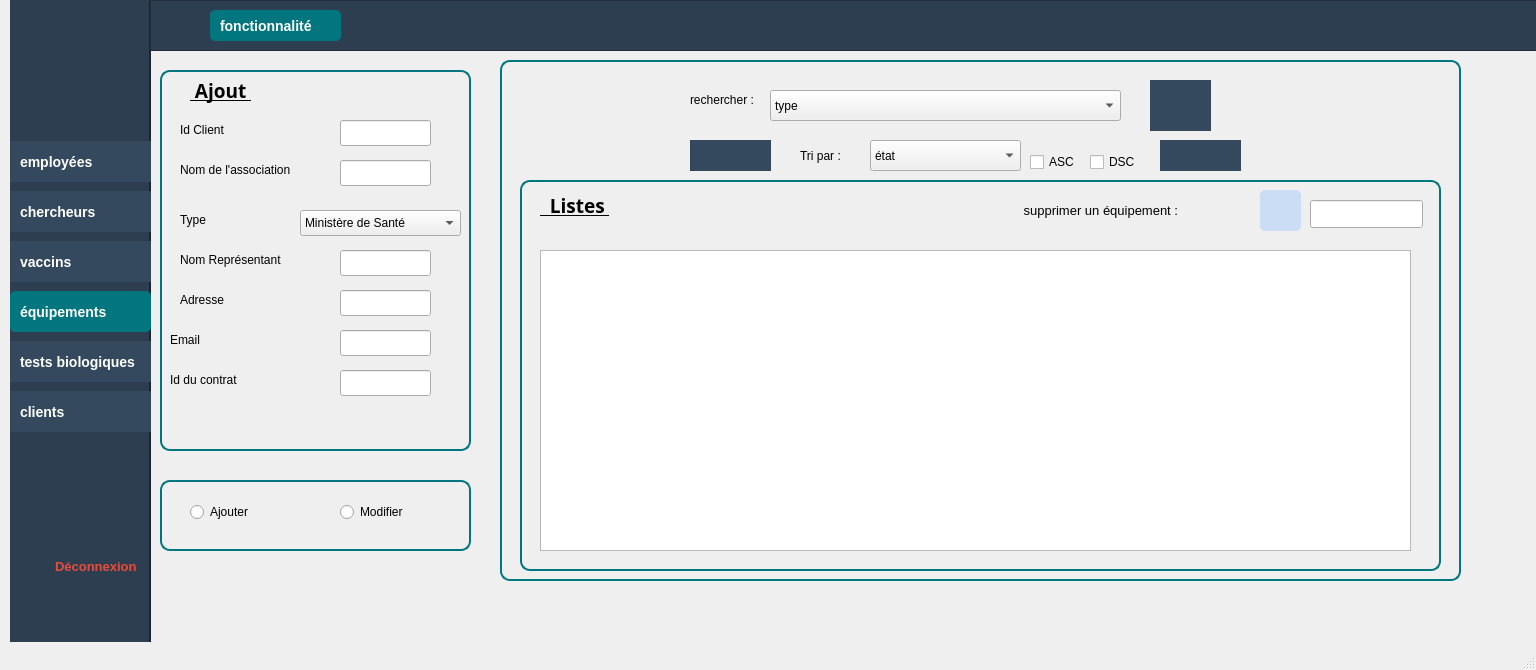
ProjetCppS2-2425/projetcpp-biovanta, file projet_c/mainwindow.ui: the form before one commit.
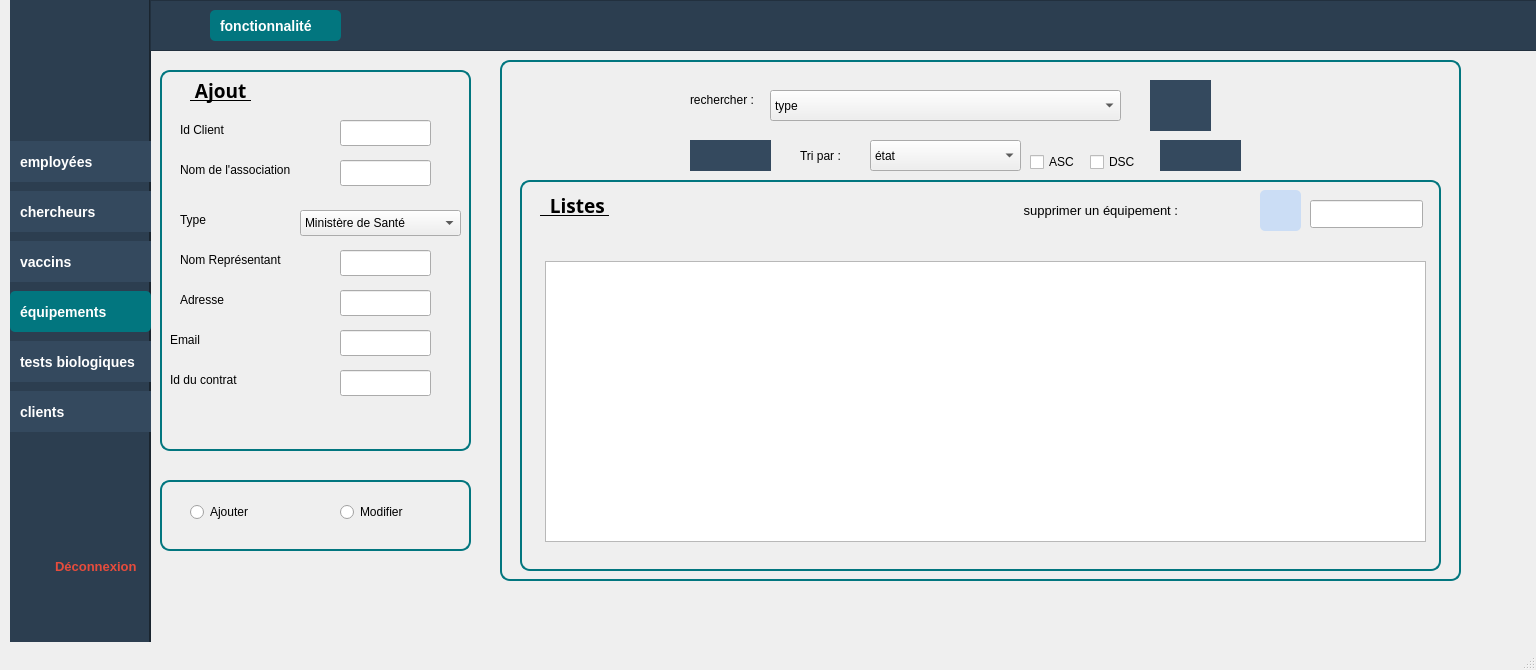
The form after the commit. Icons and pictures are not drawn.

What changed in the file:
```diff
--- a/projet_c/mainwindow.ui
+++ b/projet_c/mainwindow.ui
@@ -1070,10 +1070,10 @@
      <widget class="QTableView" name="tableView">
       <property name="geometry">
        <rect>
-        <x>20</x>
-        <y>70</y>
-        <width>871</width>
-        <height>301</height>
+        <x>25</x>
+        <y>81</y>
+        <width>881</width>
+        <height>281</height>
        </rect>
       </property>
      </widget>
```
